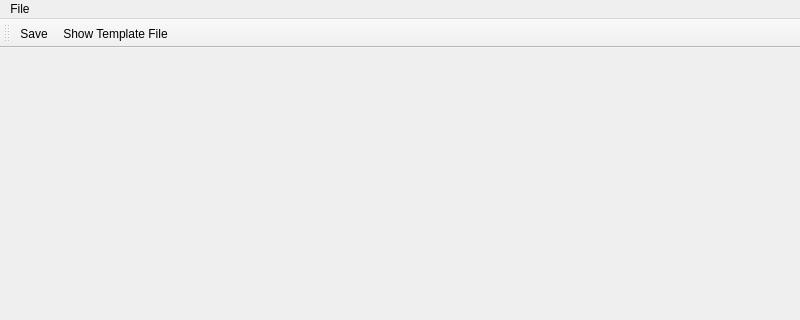
Above: MdiMainWindow.ui from tcko5611/mdi before the change; both pictures show x 0 to 800 and y 0 to 320 of the 800 by 600 pixel window. Below: the same form after it.
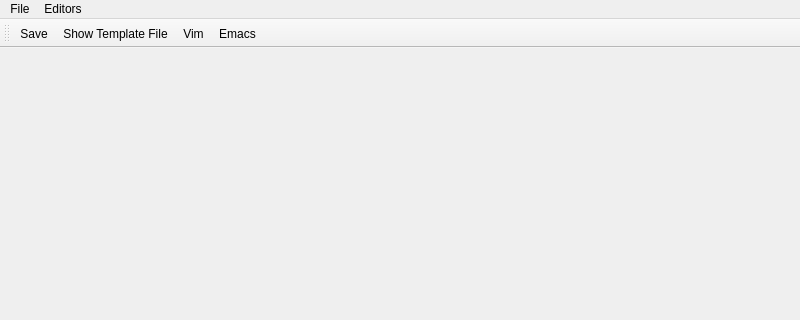
That is the form after the change. Icons and pictures are not drawn.

What changed in the file:
```diff
--- a/MdiMainWindow.ui
+++ b/MdiMainWindow.ui
@@ -30,7 +30,15 @@
     <addaction name="actionSave"/>
     <addaction name="actionShowTemplateFile"/>
    </widget>
+   <widget class="QMenu" name="menuEditors">
+    <property name="title">
+     <string>Editors</string>
+    </property>
+    <addaction name="actionVim"/>
+    <addaction name="actionEmacs"/>
+   </widget>
    <addaction name="menuFile"/>
+   <addaction name="menuEditors"/>
   </widget>
   <widget class="QStatusBar" name="statusbar"/>
   <widget class="QToolBar" name="toolBar">
@@ -45,6 +53,8 @@
    </attribute>
    <addaction name="actionSave"/>
    <addaction name="actionShowTemplateFile"/>
+   <addaction name="actionVim"/>
+   <addaction name="actionEmacs"/>
   </widget>
   <action name="actionSave">
    <property name="icon">
@@ -70,6 +80,24 @@
     <string>Show Template File</string>
    </property>
   </action>
+  <action name="actionVim">
+   <property name="icon">
+    <iconset resource="mdi.qrc">
+     <normaloff>:/images/vim.png</normaloff>:/images/vim.png</iconset>
+   </property>
+   <property name="text">
+    <string>Vim</string>
+   </property>
+  </action>
+  <action name="actionEmacs">
+   <property name="icon">
+    <iconset resource="mdi.qrc">
+     <normaloff>:/images/emacs.png</normaloff>:/images/emacs.png</iconset>
+   </property>
+   <property name="text">
+    <string>Emacs</string>
+   </property>
+  </action>
  </widget>
  <resources>
   <include location="mdi.qrc"/>
```
